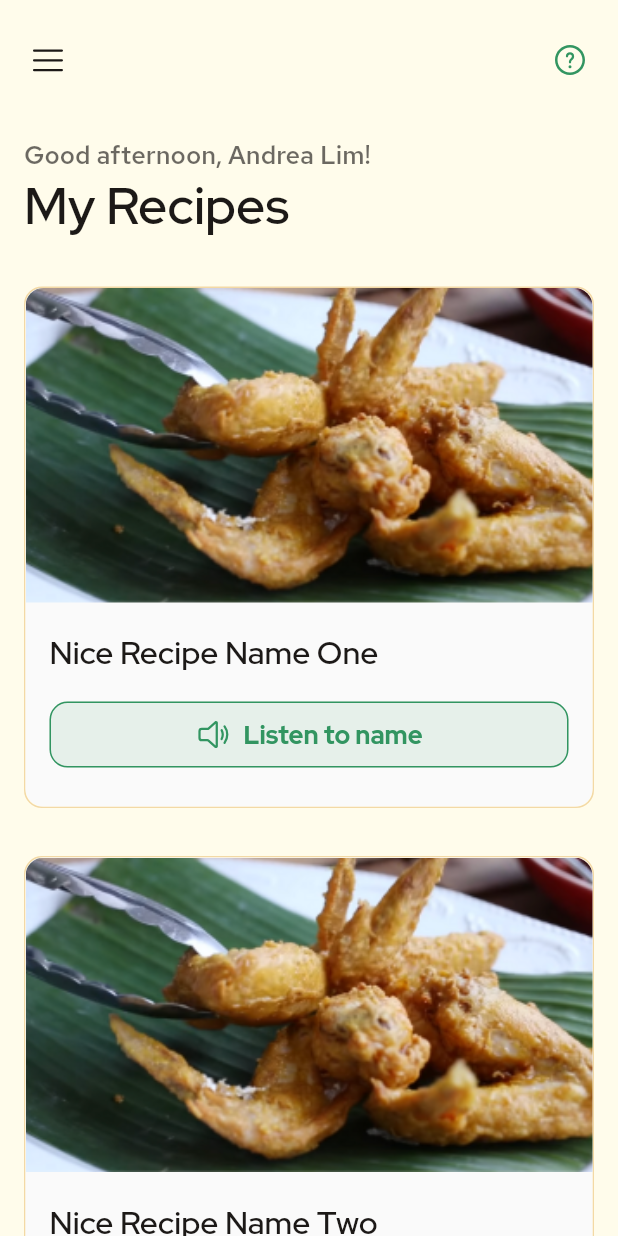
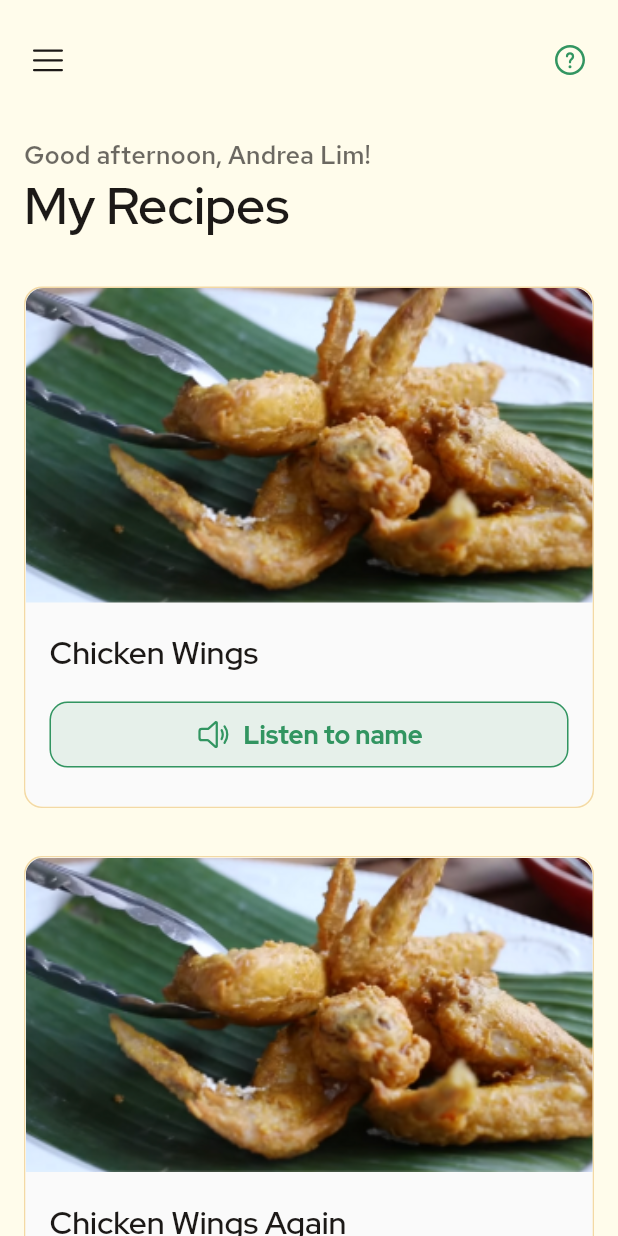
Before and after one commit to cervonwong/mint, a Flutter app: the screen it shows after launch, on a phone screen of 412 x 824 dp. Run offline on Flutter 3.47's test engine with Material 2 defaults, Android fonts, the phone set to English and light mode, and no system bars; our stand-ins replace cloud_firestore, firebase_core, fluentui_system_icons, get_it; accounts and stored records are empty.

Commit message:
Link recipe catalogue screen to recipe catalogue controller with placeholder values

```diff
--- a/lib/main.dart
+++ b/lib/main.dart
@@ -7,10 +7,14 @@
 import 'package:flutter/material.dart';
 
 import 'package:firebase_core/firebase_core.dart';
+import 'package:get_it/get_it.dart';
+import 'package:provider/provider.dart';
 
+import 'package:mint/main/controller/recipe_catalogue_controller.dart';
 import 'package:mint/main/ui/constants/theme_constants.dart';
 import 'package:mint/main/ui/screens/trainee/recipe_completion_screen.dart';
 import 'package:mint/main/ui/screens/trainee/step_detail_screen.dart';
+import 'main/controller/current_recipe_controller.dart';
 import 'main/di/injection_container.dart' as injection_container;
 import 'main/ui/screens/trainee/recipe_catalogue_screen.dart';
 
@@ -21,6 +25,7 @@ void main() async {
 
   // Dependency injection initialisation.
   injection_container.configureDependencies();
+  await GetIt.instance.allReady();
 
   runApp(MyApp());
 }
@@ -28,7 +33,16 @@ void main() async {
 class MyApp extends StatelessWidget {
   @override
   Widget build(BuildContext context) {
-    return MaterialApp(
+    return MultiProvider(
+      providers: [
+        ChangeNotifierProvider<RecipeCatalogueController>(
+          create: (_) => GetIt.instance(),
+        ),
+        ChangeNotifierProvider<CurrentRecipeController>(
+          create: (_) => GetIt.instance(),
+        ),
+      ],
+      child: MaterialApp(
         debugShowCheckedModeBanner: false,
         title: 'Mint 🌿',
         theme: ThemeConstants.themeData,
@@ -36,8 +50,10 @@ class MyApp extends StatelessWidget {
         routes: {
           RecipeCatalogueScreen.routeName: (context) => RecipeCatalogueScreen(),
           StepDetailScreen.routeName: (context) => StepDetailScreen(),
-        RecipeCompletionScreen.routeName: (context) => RecipeCompletionScreen(),
+          RecipeCompletionScreen.routeName: (context) =>
+              RecipeCompletionScreen(),
         },
+      ),
     );
   }
 }
--- a/lib/main/controller/recipe_catalogue_controller.dart
+++ b/lib/main/controller/recipe_catalogue_controller.dart
@@ -15,13 +15,35 @@ class RecipeCatalogueController extends ChangeNotifier {
       UnmodifiableListView(_recipeList);
   late List<Recipe> _recipeList;
 
-  RecipeCatalogueController() {
-    // Initialise _recipeList.
-    // TODO: 10/28/2021 Some firebase logic here. The code in this constructor
-    //  will be run when this class created for the first time. (This class will
-    //  be a singleton so this code is only called once throughout one app
-    //  usage session)
+  bool _hasInitialised = false;
+
+  RecipeCatalogueController();
+
+  // This function is called in the Provider in main.dart. This function will be
+  // called once only.
+  Future<void> initialise() async {
+    // Make sure this function is not called when this controller already initialised.
+    assert(_hasInitialised == false);
+
+    // TODO: 10/28/2021 Replace with firebase logic below.
+    _recipeList = await _generatePlaceholderRecipeList();
+    _hasInitialised = true;
   }
+}
 
-  // No other code needed for now.
+Future<List<Recipe>> _generatePlaceholderRecipeList() async {
+  return [
+    Recipe(
+      name: 'Chicken Wings',
+      imageUrl: 'PLACEHOLDER',
+    ),
+    Recipe(
+      name: 'Chicken Wings Again',
+      imageUrl: 'PLACEHOLDER',
+    ),
+    Recipe(
+      name: 'More Chicken Wings',
+      imageUrl: 'PLACEHOLDER',
+    ),
+  ];
 }
--- a/lib/main/ui/screens/trainee/recipe_catalogue_screen.dart
+++ b/lib/main/ui/screens/trainee/recipe_catalogue_screen.dart
@@ -4,6 +4,9 @@
 
 import 'package:flutter/material.dart';
 
+import 'package:provider/provider.dart';
+
+import '../../../controller/recipe_catalogue_controller.dart';
 import '../../../models/recipe.dart';
 import '../../constants/color_constants.dart';
 import '../../constants/theme_constants.dart';
@@ -14,30 +17,8 @@ import 'step_detail_screen.dart';
 
 class RecipeCatalogueScreen extends StatefulWidget {
   static const routeName = 'home';
-  late final List<Recipe> recipeList;
 
-  RecipeCatalogueScreen() {
-    // TODO: 10/27/2021 When logic implemented, recipeList should be retrieved
-    //  from some controller. Code in this constructor now is just a
-    //  placeholder.
-    recipeList = [
-      Recipe(
-        name: 'Nice Recipe Name One',
-        imageUrl: 'PLACEHOLDER',
-      ),
-      Recipe(
-        name: 'Nice Recipe Name Two',
-        imageUrl: 'PLACEHOLDER',
-      ),
-      Recipe(
-        name: 'Nice Recipe Name Three',
-        imageUrl: 'PLACEHOLDER',
-      ),
-    ];
-    for (final recipe in recipeList) {
-      assert(recipe.imageUrl != null);
-    }
-  }
+  RecipeCatalogueScreen();
 
   @override
   State<RecipeCatalogueScreen> createState() => _RecipeCatalogueScreenState();
@@ -45,9 +26,15 @@ class RecipeCatalogueScreen extends StatefulWidget {
 
 class _RecipeCatalogueScreenState extends State<RecipeCatalogueScreen> {
   final ScrollController _scrollController = ScrollController();
+  late List<Recipe> recipeList;
 
   @override
   Widget build(BuildContext context) {
+    recipeList = Provider.of<RecipeCatalogueController>(context).recipeList;
+    for (final recipe in recipeList) {
+      assert(recipe.imageUrl != null);
+    }
+
     return Scaffold(
       drawer: const Drawer(),
       extendBodyBehindAppBar: true,
@@ -77,7 +64,7 @@ class _RecipeCatalogueScreenState extends State<RecipeCatalogueScreen> {
             ),
           ),
           const SizedBox(height: 16.0),
-          _ResponsiveRecipeCardGrid(recipeList: widget.recipeList),
+          _ResponsiveRecipeCardGrid(recipeList: recipeList),
         ],
       ),
     );
```
Also changed, not shown: lib/main/di/injection_container.dart (+6 -1 lines). Lines whose indentation alone changed are shown as unchanged.
